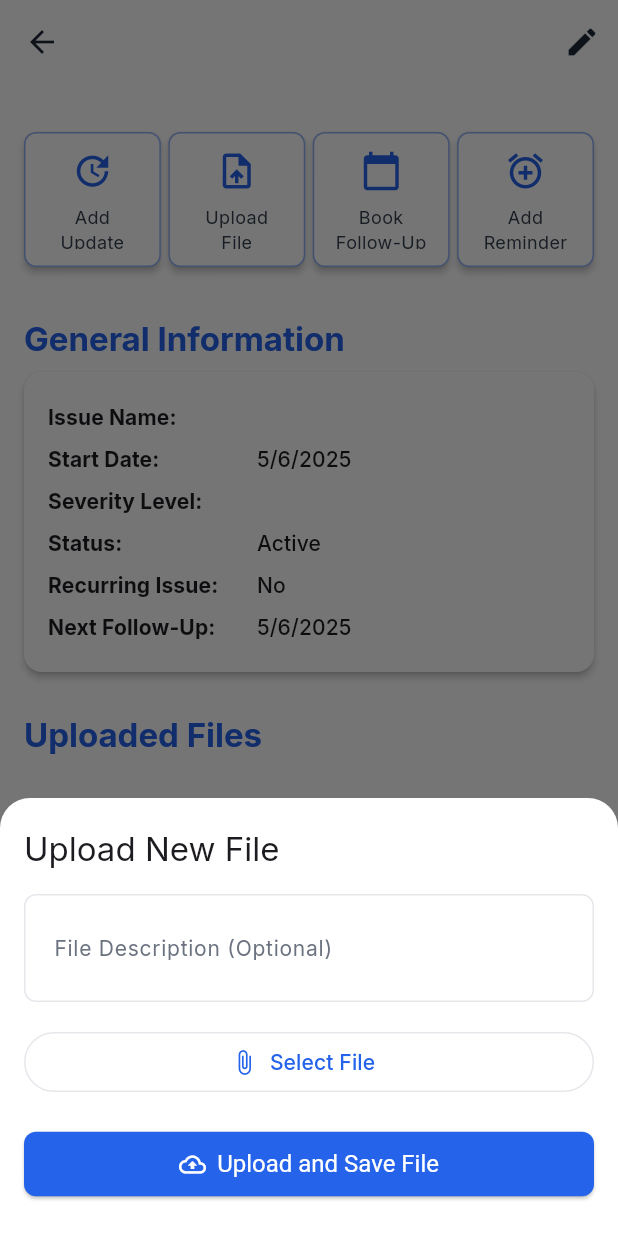
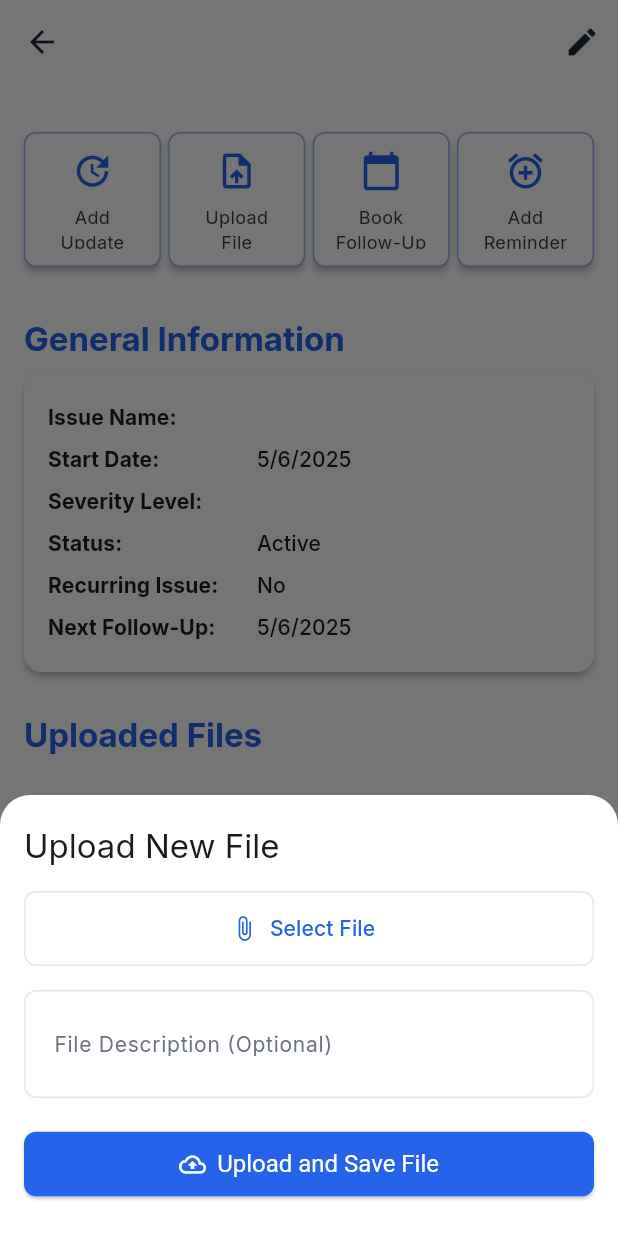
Before and after one commit to mahmoudOmara/Health_Healing, a Flutter app: the HealthIssueDetailScreen screen opened directly with empty values, after a tap on an icon or button, on a phone screen of 412 x 824 dp. Run offline on Flutter 3.47's test engine with Material 3 defaults, Android fonts, the phone set to English and light mode, and no system bars; our stand-ins replace cloud_firestore, file_picker, firebase_auth, firebase_core, firebase_storage, google_fonts; missing offline and left inert: mime_type; accounts and stored records are empty.

Commit message:
Fix: Firebase Storage upload error and UI for upload bottom sheet

```diff
--- a/lib/screens/health_issue_detail_screen.dart
+++ b/lib/screens/health_issue_detail_screen.dart
@@ -863,30 +863,37 @@ class _UploadFileBottomSheetContentState extends State<_UploadFileBottomSheetCon
         mainAxisSize: MainAxisSize.min,
         crossAxisAlignment: CrossAxisAlignment.stretch,
         children: <Widget>[
-          Text('Upload New File', style: Theme.of(context).textTheme.titleLarge),
+          Text("Upload New File", style: Theme.of(context).textTheme.titleLarge),
+          const SizedBox(height: 16.0),
+          OutlinedButton.icon(
+            icon: const Icon(Icons.attach_file),
+            label: Text(_selectedFileName ?? "Select File"),
+            onPressed: _pickFile,
+            style: OutlinedButton.styleFrom(
+              minimumSize: const Size(double.infinity, 50), // Make it full width and give it some height
+              shape: RoundedRectangleBorder(
+                borderRadius: BorderRadius.circular(8.0), // Rounded corners like a TextFormField
+              ),
+              side: BorderSide(color: Theme.of(context).colorScheme.outline), // Match TextFormField border
+            ),
+          ),
+          if (_selectedFile != null)
+            Padding(
+              padding: const EdgeInsets.only(top: 8.0, bottom: 8.0),
+              child: _isImageFileForThumbnail(_selectedFileName)
+                ? Image.file(_selectedFile!, height: 100, fit: BoxFit.contain)
+                : Row(mainAxisAlignment: MainAxisAlignment.center, children: [Icon(_getIconForFileType(_selectedFileName!)), const SizedBox(width: 8), Text(_selectedFileName!)]),
+            ),
           const SizedBox(height: 16.0),
           TextFormField(
             controller: _descriptionController,
             decoration: const InputDecoration(
-              labelText: 'File Description (Optional)',
-              hintText: 'Enter a brief description for the file...',
+              labelText: "File Description (Optional)",
+              hintText: "Enter a brief description for the file...",
               border: OutlineInputBorder(),
             ),
             maxLines: 2,
           ),
-          const SizedBox(height: 16.0),
-          OutlinedButton.icon(
-            icon: const Icon(Icons.attach_file),
-            label: Text(_selectedFileName ?? 'Select File'),
-            onPressed: _pickFile,
-          ),
-          if (_selectedFile != null)
-            Padding(
-              padding: const EdgeInsets.only(top: 8.0),
-              child: _isImageFileForThumbnail(_selectedFileName)
-                ? Image.file(_selectedFile!, height: 100, fit: BoxFit.contain)
-                : Row(mainAxisAlignment: MainAxisAlignment.center, children: [Icon(_getIconForFileType(_selectedFileName!)), const SizedBox(width: 8), Text(_selectedFileName!)]),
-            ),
           const SizedBox(height: 20.0),
           _isLoading
               ? const Center(child: CircularProgressIndicator())
--- a/pubspec.yaml
+++ b/pubspec.yaml
@@ -48,6 +48,7 @@ dependencies:
   flutter_local_notifications: ^19.1.0
   cloud_functions: ^5.5.0
   flutter_speed_dial: ^7.0.0 # Added for Action Hub UI options
+  mime_type: ^1.0.1
 
 dev_dependencies:
   flutter_test:
```
Also changed, not shown: lib/services/health_issue_service.dart (+14 -18 lines), pubspec.lock.
